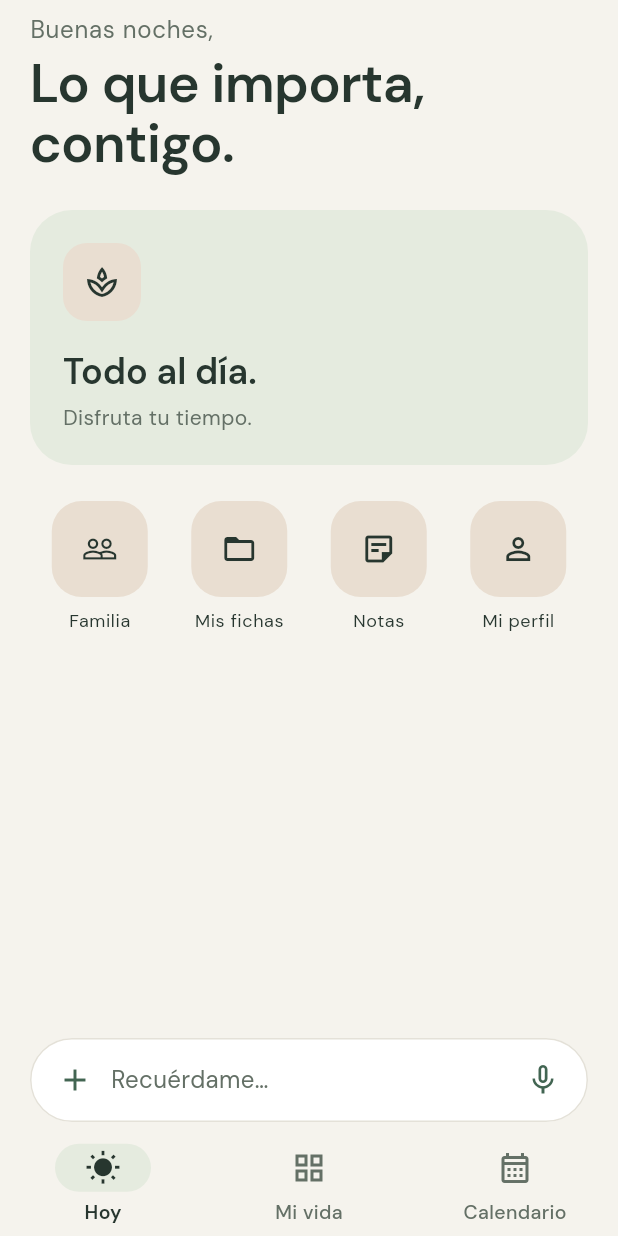
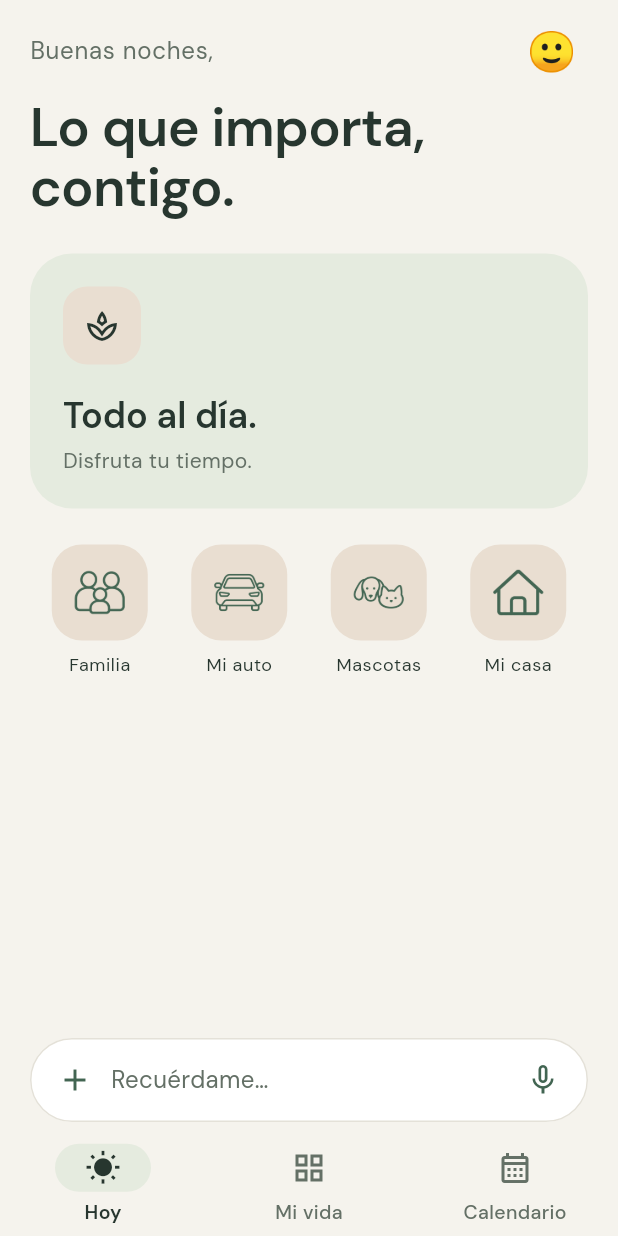
Before and after one commit to aspbpg-ops/App-Android-1, a Flutter app: the InicioPage screen opened by its route, on a phone screen of 412 x 824 dp. Run offline on Flutter 3.47's test engine with Material 3 defaults, Android fonts, the phone set to English and light mode, and no system bars; our stand-ins replace flutter_local_notifications, flutter_riverpod, flutter_timezone, go_router, shared_preferences, speech_to_text and 1 more; accounts and stored records are empty.

Commit message:
Íconos propios, datos versionados con migraciones y compilar con Android 37
Co-Authored-By: Claude Opus 5.5 <noreply@anthropic.com>
Claude-Session: https://claude.ai/code/session_01A2SSe63kSXCBns1L2AMhwA

```diff
--- a/lib/core/datos/datos_app.dart
+++ b/lib/core/datos/datos_app.dart
@@ -1,3 +1,4 @@
+import 'package:asistente_app/core/datos/migraciones.dart';
 import 'package:asistente_app/features/familiares/domain/familiar.dart';
 import 'package:asistente_app/features/fichas/domain/ficha.dart';
 import 'package:asistente_app/features/notas/domain/nota.dart';
@@ -74,6 +75,7 @@ class DatosApp {
   );
 
   Map<String, dynamic> toJson() => {
+    'version': versionDatos,
     'perfil': perfil?.toJson(),
     'fichas': [for (final f in fichas) f.toJson()],
     'familiares': [for (final f in familiares) f.toJson()],
--- a/lib/features/inicio/presentation/accesos.dart
+++ b/lib/features/inicio/presentation/accesos.dart
@@ -1,6 +1,8 @@
+import 'package:asistente_app/app/theme.dart';
 import 'package:asistente_app/core/widgets/seccion_page.dart';
 import 'package:asistente_app/features/familiares/presentation/familiares_tab.dart';
 import 'package:asistente_app/features/familiares/presentation/nuevo_familiar_page.dart';
+import 'package:asistente_app/features/fichas/domain/ficha.dart';
 import 'package:asistente_app/features/fichas/presentation/fichas_tab.dart';
 import 'package:asistente_app/features/fichas/presentation/nueva_ficha_page.dart';
 import 'package:asistente_app/features/notas/presentation/nota_page.dart';
@@ -8,30 +10,46 @@ import 'package:asistente_app/features/notas/presentation/notas_tab.dart';
 import 'package:asistente_app/features/perfil/presentation/perfil_page.dart';
 import 'package:flutter/material.dart';
 
-/// Los cuatro espacios personales que aparecen en Hoy y en Mi vida.
+/// Los espacios personales. Los cuatro primeros aparecen también en Hoy.
 enum Acceso {
-  familia('Familia', Icons.people_outline),
-  fichas('Mis fichas', Icons.folder_open_outlined),
-  notas('Notas', Icons.sticky_note_2_outlined),
-  perfil('Mi perfil', Icons.person_outline);
+  familia('Familia', imagen: 'familia'),
+  auto('Mi auto', imagen: 'auto', tipos: {TipoFicha.auto}),
+  mascotas('Mascotas', imagen: 'mascotas', tipos: {TipoFicha.mascota}),
+  casa('Mi casa', imagen: 'casa', tipos: {TipoFicha.casa, TipoFicha.renta}),
+  notas('Notas', icono: Icons.sticky_note_2_outlined),
+  perfil('Mi perfil', icono: Icons.person_outline);
 
-  const Acceso(this.titulo, this.icono);
+  const Acceso(this.titulo, {this.imagen, this.icono, this.tipos});
 
   final String titulo;
-  final IconData icono;
 
-  Widget pagina() => switch (this) {
+  /// Ícono dibujado (en `assets/iconos`), o [icono] de Material.
+  final String? imagen;
+  final IconData? icono;
+
+  /// Tipos de ficha que muestra la sección, si es de fichas.
+  final Set<TipoFicha>? tipos;
+
+  static const List<Acceso> enHoy = [familia, auto, mascotas, casa];
+
+  Widget pagina() {
+    final tipos = this.tipos;
+    if (tipos != null) {
+      return SeccionPage(
+        titulo: titulo,
+        cuerpo: FichasTab(tipos: tipos),
+        agregar: 'Agregar',
+        nueva: () => NuevaFichaPage(
+          tipoInicial: tipos.length == 1 ? tipos.single : null,
+        ),
+      );
+    }
+    return switch (this) {
       Acceso.familia => const SeccionPage(
         titulo: 'Familia',
         cuerpo: FamiliaresTab(),
         agregar: 'Familiar',
         nueva: NuevoFamiliarPage.new,
-    ),
-    Acceso.fichas => const SeccionPage(
-      titulo: 'Mis fichas',
-      cuerpo: FichasTab(),
-      agregar: 'Ficha',
-      nueva: NuevaFichaPage.new,
       ),
       Acceso.notas => const SeccionPage(
         titulo: 'Notas',
@@ -39,10 +57,32 @@ enum Acceso {
         agregar: 'Nota',
         nueva: NotaPage.new,
       ),
-    Acceso.perfil => const PerfilPage(),
+      _ => const PerfilPage(),
     };
+  }
 
   void abrir(BuildContext context) =>
       Navigator.of(context)
           .push(MaterialPageRoute<void>(builder: (context) => pagina()));
 }
+
+/// Dibuja el ícono de un acceso con el color del tema.
+class IconoAcceso extends StatelessWidget {
+  const IconoAcceso(this.acceso, {this.tamano = 28, super.key});
+
+  final Acceso acceso;
+  final double tamano;
+
+  @override
+  Widget build(BuildContext context) {
+    final color = Paleta.de(context).acento;
+    final imagen = acceso.imagen;
+    if (imagen == null) return Icon(acceso.icono, color: color, size: tamano);
+    return Image.asset(
+      'assets/iconos/$imagen.png',
+      width: tamano,
+      height: tamano,
+      color: color,
+    );
+  }
+}
--- a/lib/features/inicio/presentation/hoy_tab.dart
+++ b/lib/features/inicio/presentation/hoy_tab.dart
@@ -44,9 +44,24 @@ class HoyTab extends ConsumerWidget {
     return ListView(
       padding: const EdgeInsets.fromLTRB(20, 8, 20, 24),
       children: [
-        Text(
-          '${_saludo(ahora)}, ${datos.perfil?.nombre ?? ''}',
-          style: texto.bodyLarge?.copyWith(color: p.textoSecundario),
+        Row(
+          children: [
+            Expanded(
+              child: Text(
+                '${_saludo(ahora)}, ${datos.perfil?.nombre ?? ''}',
+                style: texto.bodyLarge?.copyWith(color: p.textoSecundario),
+              ),
+            ),
+            IconButton(
+              key: const Key('boton-perfil'),
+              tooltip: 'Mi perfil',
+              onPressed: () => Acceso.perfil.abrir(context),
+              icon: Text(
+                datos.perfil?.avatar ?? '🙂',
+                style: const TextStyle(fontSize: 26),
+              ),
+            ),
+          ],
         ),
         const SizedBox(height: 4),
         Text(p.lema, style: texto.displaySmall),
@@ -73,7 +88,7 @@ class HoyTab extends ConsumerWidget {
         const SizedBox(height: 20),
         Row(
           children: [
-            for (final acceso in Acceso.values)
+            for (final acceso in Acceso.enHoy)
               Expanded(child: _AccesoRedondo(acceso: acceso)),
           ],
         ),
@@ -201,7 +216,8 @@ class _AccesoRedondo extends StatelessWidget {
                 color: p.detalle,
                 borderRadius: BorderRadius.circular(20),
               ),
-              child: Icon(acceso.icono, color: p.texto),
+              padding: const EdgeInsets.all(14),
+              child: IconoAcceso(acceso),
             ),
             const SizedBox(height: 8),
             Text(
--- a/lib/features/inicio/presentation/mi_vida_tab.dart
+++ b/lib/features/inicio/presentation/mi_vida_tab.dart
@@ -18,10 +18,15 @@ class MiVidaTab extends ConsumerWidget {
     final p = Paleta.de(context);
 
     String resumen(Acceso a) => switch (a) {
-      Acceso.familia => '${datos.familiares.length} personas',
-      Acceso.fichas => '${datos.fichas.length} registradas',
-      Acceso.notas =>
-        '${datos.notas.where((n) => n.pendiente).length} pendientes',
+      Acceso.familia => _cuantos(datos.familiares.length, 'persona'),
+      Acceso.auto || Acceso.mascotas || Acceso.casa => _cuantos(
+        datos.fichas.where((f) => a.tipos!.contains(f.tipo)).length,
+        'registrada',
+      ),
+      Acceso.notas => _cuantos(
+        datos.notas.where((n) => n.pendiente).length,
+        'pendiente',
+      ),
       Acceso.perfil => 'Tu información',
     };
 
@@ -63,7 +68,8 @@ class MiVidaTab extends ConsumerWidget {
                             color: p.detalle,
                             borderRadius: BorderRadius.circular(14),
                           ),
-                          child: Icon(a.icono, color: p.texto, size: 22),
+                          padding: const EdgeInsets.all(10),
+                          child: IconoAcceso(a, tamano: 24),
                         ),
                         const Spacer(),
                         Text(
@@ -123,3 +129,7 @@ class MiVidaTab extends ConsumerWidget {
     );
   }
 }
+
+/// "1 persona", "3 personas", "Ninguna" si es cero.
+String _cuantos(int n, String palabra) =>
+    n == 0 ? 'Ninguna' : '$n $palabra${n == 1 ? '' : 's'}';
--- a/pubspec.yaml
+++ b/pubspec.yaml
@@ -28,6 +28,8 @@ dev_dependencies:
 
 flutter:
   uses-material-design: true
+  assets:
+    - assets/iconos/
   fonts:
     - family: DM Sans
       fonts:
```
Also changed, not shown: lib/core/datos/almacen.dart (+15 -5 lines), lib/core/datos/migraciones.dart (added, +28 -0 lines), lib/features/fichas/presentation/fichas_tab.dart (+10 -3 lines), assets/iconos/auto.png (added), assets/iconos/casa.png (added), assets/iconos/familia.png (added), assets/iconos/mascotas.png (added), 5 other files. Lines whose indentation alone changed are shown as unchanged.
